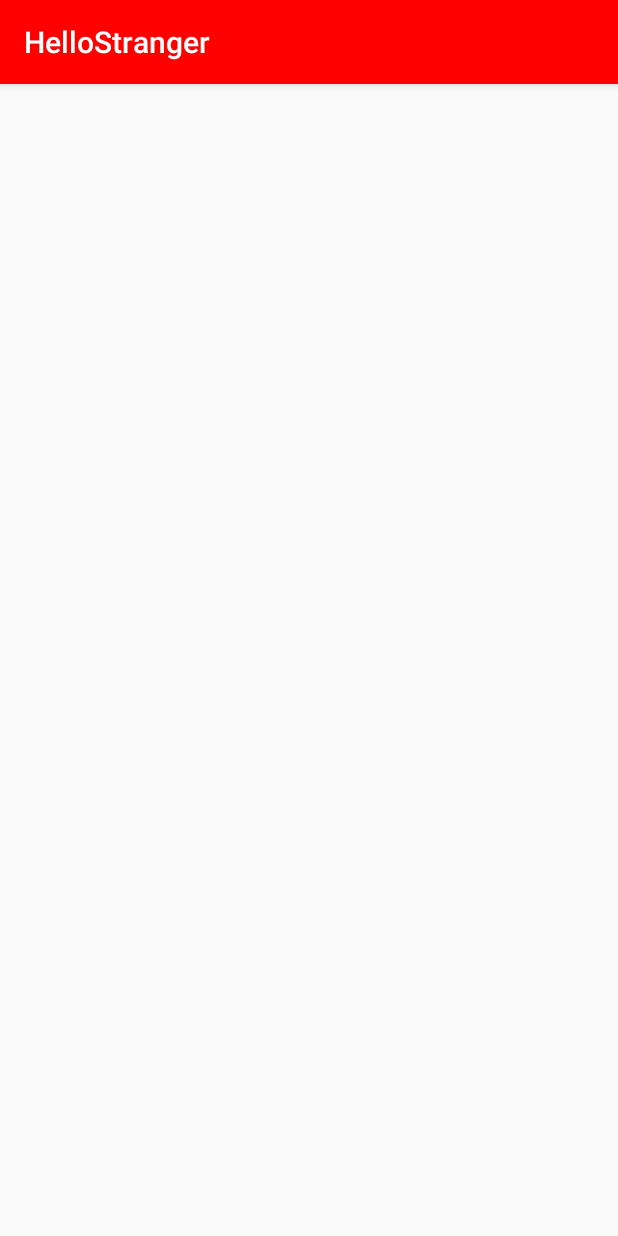
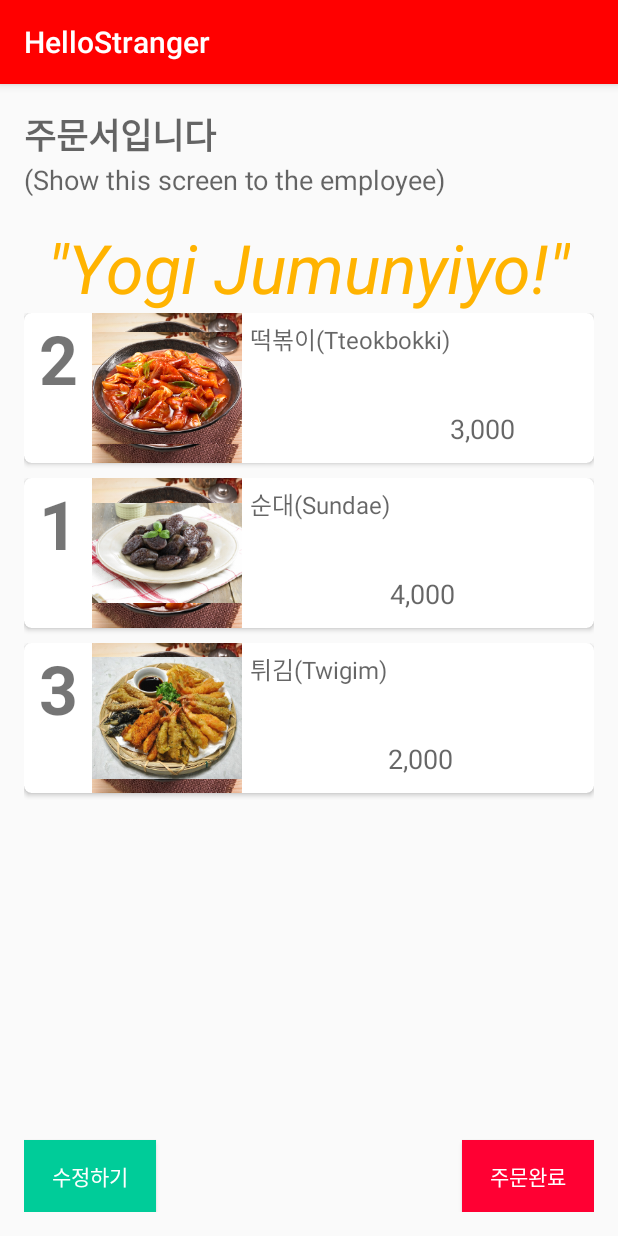
Before and after one commit to hojunyoo/HelloStranger, an Android app: the OrderSheetActivity screen opened directly, with no data from a screen before it, on a phone screen of 412 x 824 dp. Run offline under Robolectric (Android 15) with nearby library versions, the phone set to English and light mode, and no system bars.

Commit message:
카드뷰 라이브러리 설치 및 어뎁터 생성 #16
더미 데이터(`Dumy_Order`)와 사진 넣음. 카드뷰를 생성하기 위한 어뎁터 만듦.(`OrderAdapter`) . 또한 보여줄 더미 메뉴는 3개로 한정(왜냐 사진을 3개모았기 때문..ㅎ).

```diff
--- /dev/null
+++ b/app/src/main/java/com/example/secpc/hellostranger/activity/Dumy_Order.java
@@ -0,0 +1,31 @@
+package com.example.secpc.hellostranger.activity;
+
+/**
+ * Created by jubee on 16. 10. 25.
+ */
+public class Dumy_Order {
+    int menu_picture;
+    String menu_name;
+    String menu_qauntity;
+    String menu_price;
+
+    int getMenu_picture() {
+        return this.menu_picture;
+    }
+    String getMenu_name() {
+        return this.menu_name;
+    }
+    String getMenu_qauntity() {
+        return this.menu_qauntity;
+    }
+    String getMenu_price() {
+        return this.menu_price;
+    }
+
+    Dumy_Order(int menu_picture, String menu_name, String menu_qauntity, String menu_price) {
+        this.menu_picture = menu_picture;
+        this.menu_name = menu_name;
+        this.menu_price = menu_price;
+        this.menu_qauntity = menu_qauntity;
+    }
+}
--- /dev/null
+++ b/app/src/main/java/com/example/secpc/hellostranger/activity/OrderAdapter.java
@@ -0,0 +1,84 @@
+package com.example.secpc.hellostranger.activity;
+
+import android.support.v7.widget.RecyclerView;
+import android.content.Context;
+import android.graphics.drawable.Drawable;
+import android.support.v4.content.ContextCompat;
+import android.support.v7.widget.CardView;
+import android.view.LayoutInflater;
+import android.view.View;
+import android.view.ViewGroup;
+import android.widget.ImageView;
+import android.widget.TextView;
+import java.util.List;
+import android.widget.Toast;
+import com.example.secpc.hellostranger.R;
+
+/**
+ * Created by jubee on 16. 10. 24.
+ */
+public class OrderAdapter extends RecyclerView.Adapter<OrderAdapter.ViewHolder> {
+    Context context;
+    List<Dumy_Order> items; // Dumy_Order는 후에 `/data/Order`로 변경한다.
+    int item_layout;
+
+    public OrderAdapter(Context context, List<Dumy_Order> items, int item_layout) {
+        this.context = context;
+        this.items = items;
+        this.item_layout = item_layout;
+    }
+
+    @Override
+    public ViewHolder onCreateViewHolder(ViewGroup parent, int viewType) {
+        //recycler view에 반복될 아이템 레이아웃을 연결한다
+        View v = LayoutInflater.from(parent.getContext()).inflate(R.layout.orderd_item, null);
+        return new ViewHolder(v);
+    }
+
+    /** 정보 및 이벤트 처리는 이 메소드에서 구현 **/
+    @Override
+    public void onBindViewHolder(ViewHolder holder, int position) {
+        /*
+        * Dumy_Order는 `/data/Order`로 추후에 변경
+        * */
+        final Dumy_Order item = items.get(position);
+        Drawable drawable = ContextCompat.getDrawable(context, item.getMenu_picture());
+        holder.menu_picture.setImageDrawable(drawable);
+        holder.menu_name.setText(item.getMenu_name());
+        holder.menu_qauntity.setText(item.getMenu_qauntity());
+        holder.menu_price.setText(item.getMenu_price());
+
+        /*
+        * 메뉴 아이템 클릭. - 테스트용
+        * */
+        holder.oder_cv.setOnClickListener(new View.OnClickListener() {
+            @Override
+            public void onClick(View v) {
+                Toast.makeText(context, item.getMenu_name() + " " + item.getMenu_qauntity() + "개 주문", Toast.LENGTH_SHORT).show();
+            }
+        });
+    }
+
+    @Override
+    public int getItemCount() {
+        return this.items.size();
+    }
+
+    /** item layout 불러오기 **/
+    public class ViewHolder extends RecyclerView.ViewHolder {
+        TextView menu_qauntity; // 메뉴 수량
+        TextView menu_name;     // 메뉴 이름
+        TextView menu_price;    // 메뉴 가격
+        ImageView menu_picture; // 메뉴 사진
+        CardView oder_cv;       // 카드뷰
+
+        public ViewHolder(View itemView) {
+            super(itemView);
+            menu_qauntity = (TextView) itemView.findViewById(R.id.menu_qauntity);   // 메뉴 수량
+            menu_name = (TextView) itemView.findViewById(R.id.menu_name);           // 메뉴 이름
+            menu_price = (TextView) itemView.findViewById(R.id.menu_price);         // 메뉴 가격
+            menu_picture = (ImageView) itemView.findViewById(R.id.menu_picture);    // 메뉴 사진
+            oder_cv = (CardView) itemView.findViewById(R.id.oder_cv);               // 카드뷰
+        }
+    }
+}
--- a/app/src/main/java/com/example/secpc/hellostranger/activity/OrderSheetActivity.java
+++ b/app/src/main/java/com/example/secpc/hellostranger/activity/OrderSheetActivity.java
@@ -2,14 +2,38 @@ package com.example.secpc.hellostranger.activity;
 
 import android.support.v7.app.AppCompatActivity;
 import android.os.Bundle;
+import android.support.v7.widget.LinearLayoutManager;
+import android.support.v7.widget.RecyclerView;
+import java.util.ArrayList;
+import java.util.List;
 
 import com.example.secpc.hellostranger.R;
+import com.example.secpc.hellostranger.data.Order;
 
 public class OrderSheetActivity extends AppCompatActivity {
+
+    final int ORDER_SIZE = 3; // 영상용으로 보여주기 위함. 임의로 3개로 제한.
 
     @Override
     protected void onCreate(Bundle savedInstanceState) {
         super.onCreate(savedInstanceState);
         setContentView(R.layout.activity_order_sheet);
+
+        RecyclerView recyclerView = (RecyclerView) findViewById(R.id.order_rv);
+        LinearLayoutManager layoutManager = new LinearLayoutManager(getApplicationContext());
+        recyclerView.setHasFixedSize(true);
+        recyclerView.setLayoutManager(layoutManager);
+
+        List<Dumy_Order> orders = new ArrayList<>();
+        Dumy_Order[] order = new Dumy_Order[ORDER_SIZE];
+        order[0] = new Dumy_Order(R.drawable.dumy_tteokbokki, "떡볶이(Tteokbokki)", "2", "3,000");
+        order[1] = new Dumy_Order(R.drawable.dumy_sundae, "순대(Sundae)", "1", "4,000");
+        order[2] = new Dumy_Order(R.drawable.dumy_fried_somthin, "튀김(Twigim)", "3", "2,000");
+
+        for(int i = 0; i < ORDER_SIZE; i++) {
+            orders.add(order[i]);
+        }
+
+        recyclerView.setAdapter(new OrderAdapter(getApplicationContext(), orders, R.layout.activity_order_sheet));
     }
 }
--- a/app/src/main/res/layout/activity_order_sheet.xml
+++ b/app/src/main/res/layout/activity_order_sheet.xml
@@ -9,4 +9,86 @@
     android:paddingTop="@dimen/activity_vertical_margin"
     tools:context="com.example.secpc.hellostranger.activity.OrderSheetActivity">
 
+    <Button
+        android:layout_width="wrap_content"
+        android:layout_height="wrap_content"
+        android:text="@string/order_submit"
+        android:id="@+id/order_submit_button"
+        android:background="@color/colorAccent"
+        android:textColor="@color/white"
+        android:layout_gravity="end"
+        android:layout_alignParentBottom="true"
+        android:layout_alignRight="@+id/linearLayout"
+        android:layout_alignEnd="@+id/linearLayout" />
+
+    <Button
+        android:text="@string/order_modify"
+        android:id="@+id/order_modifiy_button"
+        android:background="@color/TestGreen"
+        android:textColor="@color/white"
+        android:layout_width="wrap_content"
+        android:layout_height="wrap_content"
+        android:layout_alignParentBottom="true"
+        android:layout_alignParentLeft="true"
+        android:layout_alignParentStart="true"
+        android:layout_alignTop="@+id/order_submit_button" />
+
+    <LinearLayout
+        android:orientation="vertical"
+        android:layout_width="match_parent"
+        android:layout_height="match_parent"
+        android:id="@+id/linearLayout"
+        android:weightSum="1"
+        android:layout_alignParentRight="true"
+        android:layout_alignParentEnd="true"
+        android:layout_above="@+id/order_submit_button">
+
+        <TextView
+            android:layout_width="match_parent"
+            android:layout_height="wrap_content"
+            android:textSize="@dimen/fab_margin"
+            android:textAppearance="?android:attr/textAppearanceMedium"
+            android:text="@string/oder_sheet_kor_title"
+            android:textStyle="bold"
+            android:id="@+id/textView13"
+            android:layout_gravity="center_horizontal" />
+
+        <TextView
+            android:layout_width="match_parent"
+            android:layout_height="wrap_content"
+            android:textAppearance="?android:attr/textAppearanceMedium"
+            android:text="@string/oder_sheet_eng_title"
+            android:id="@+id/textView14"
+            android:layout_gravity="center_horizontal" />
+
+        <TextView
+            android:layout_width="wrap_content"
+            android:layout_height="wrap_content"
+            android:textAppearance="?android:attr/textAppearanceMedium"
+            android:layout_marginTop="@dimen/activity_horizontal_margin"
+            android:text="@string/oder_sheet_show_this_and_say"
+            android:textColor="@color/colorPrimary"
+            android:textSize="@dimen/lang_icon_size"
+            android:textStyle="italic"
+            android:id="@+id/textView15"
+            android:layout_gravity="center_horizontal" />
+
+        <ScrollView
+            android:layout_width="match_parent"
+            android:layout_height="wrap_content"
+            android:id="@+id/scrollView"
+            android:layout_weight="0.67">
+
+
+            <android.support.v7.widget.RecyclerView
+                android:layout_width="match_parent"
+                android:layout_height="match_parent"
+                android:id="@+id/order_rv" >
+
+            </android.support.v7.widget.RecyclerView>
+
+        </ScrollView>
+
+    </LinearLayout>
+
 </RelativeLayout>
--- /dev/null
+++ b/app/src/main/res/layout/orderd_item.xml
@@ -0,0 +1,92 @@
+<?xml version="1.0" encoding="utf-8"?>
+<LinearLayout xmlns:android="http://schemas.android.com/apk/res/android"
+    xmlns:card_view="http://schemas.android.com/apk/res-auto"
+    android:layout_width="fill_parent"
+    android:layout_height="@dimen/card_view_size"
+    android:orientation="vertical">
+
+    <android.support.v7.widget.CardView
+        xmlns:android="http://schemas.android.com/apk/res/android"
+        android:layout_width="wrap_content"
+        android:layout_height="wrap_content"
+        android:layout_gravity="center"
+        card_view:cardCornerRadius="@dimen/card_view_padding"
+        android:layout_marginBottom="@dimen/menu_qaunti_padding"
+        card_view:theme="@style/Base.CardView"
+        android:id="@+id/oder_cv" >
+
+        <LinearLayout
+            android:orientation="horizontal"
+            android:layout_width="fill_parent"
+            android:layout_height="match_parent">
+
+            <RelativeLayout
+                android:layout_width="fill_parent"
+                android:layout_height="match_parent"
+                android:orientation="vertical"
+                android:gravity="fill_horizontal">
+
+                <LinearLayout
+                    android:orientation="vertical"
+                    android:layout_width="wrap_content"
+                    android:layout_height="match_parent">
+
+                    <TextView
+                        android:layout_width="wrap_content"
+                        android:layout_height="wrap_content"
+                        android:textAppearance="?android:attr/textAppearanceSmall"
+                        android:text="@string/dumy_menu_quantity"
+                        android:id="@+id/menu_qauntity"
+                        android:layout_marginLeft="@dimen/menu_qaunti_padding"
+                        android:textSize="@dimen/lang_icon_size"
+                        android:textStyle="bold" />
+
+                </LinearLayout>
+
+                <LinearLayout
+                    android:orientation="horizontal"
+                    android:layout_width="fill_parent"
+                    android:layout_height="match_parent">
+
+                    <LinearLayout
+                        android:orientation="horizontal"
+                        android:layout_width="fill_parent"
+                        android:layout_marginLeft="@dimen/lang_icon_size"
+                        android:layout_height="match_parent">
+
+                        <ImageView
+                            android:layout_width="@dimen/card_view_size"
+                            android:layout_height="@dimen/card_view_size"
+                            android:id="@+id/menu_picture"
+                            android:background="@drawable/dumy_tteokbokki" />
+
+                        <TextView
+                            android:layout_width="wrap_content"
+                            android:layout_height="wrap_content"
+                            android:textAppearance="?android:attr/textAppearanceMedium"
+                            android:text="@string/dumy_menu_name"
+                            android:id="@+id/menu_name"
+                            android:layout_marginLeft="@dimen/card_view_padding"
+                            android:layout_marginTop="@dimen/card_view_padding"
+                            android:textSize="@dimen/activity_horizontal_margin"
+                            android:layout_gravity="top" />
+
+                        <TextView
+                            android:layout_width="wrap_content"
+                            android:layout_height="wrap_content"
+                            android:textAppearance="?android:attr/textAppearanceMedium"
+                            android:text="@string/dumy_menu_price"
+                            android:id="@+id/menu_price"
+                            android:layout_marginBottom="@dimen/card_view_padding"
+                            android:layout_gravity="bottom|right"/>
+                    </LinearLayout>
+
+                </LinearLayout>
+
+            </RelativeLayout>
+
+        </LinearLayout>
+
+    </android.support.v7.widget.CardView>
+
+</LinearLayout>
--- a/app/src/main/res/values/dimens.xml
+++ b/app/src/main/res/values/dimens.xml
@@ -7,4 +7,8 @@
     <dimen name="activity_vertical_margin">16dp</dimen>
     <dimen name="lang_icon_size">45dp</dimen>
     <dimen name="fab_margin">23dp</dimen>
+    <dimen name="menu_size">60dp</dimen>
+    <dimen name="card_view_size">100dp</dimen>
+    <dimen name="card_view_padding">5dp</dimen>
+    <dimen name="menu_qaunti_padding">10dp</dimen>
 </resources>
--- a/app/src/main/res/values/strings.xml
+++ b/app/src/main/res/values/strings.xml
@@ -12,6 +12,18 @@
     <string name="title_activity_splash">SplashActivity</string>
     <string name="dummy_button">Dummy Button</string>
     <string name="dummy_content">DUMMY\nCONTENT</string>
+
     <string name="dumy_store_time">Time 17:00 - 19:00</string>
     <string name="dumy_store_contact_number">Contact 02 - 347 - 2837</string>
+
+    <string name="dumy_menu_name">매장이름</string>
+    <string name="dumy_menu_quantity">1</string>
+    <string name="dumy_menu_price">3,000</string>
+
+    <string name="oder_sheet_kor_title">주문서입니다</string>
+    <string name="oder_sheet_eng_title">(Show this screen to the employee)</string>
+    <string name="oder_sheet_show_this_and_say">\"Yogi Jumunyiyo!\"</string>
+    <string name="order_modify">수정하기</string>
+    <string name="order_submit">주문완료</string>
+
 </resources>
```
Also changed, not shown: app/build.gradle (+5 -5 lines), app/src/main/res/drawable-xxxhdpi/dumy_fried_somthin.jpg (added), app/src/main/res/drawable-xxxhdpi/dumy_sundae.jpg (added), app/src/main/res/drawable-xxxhdpi/dumy_tteokbokki.jpg (added).
